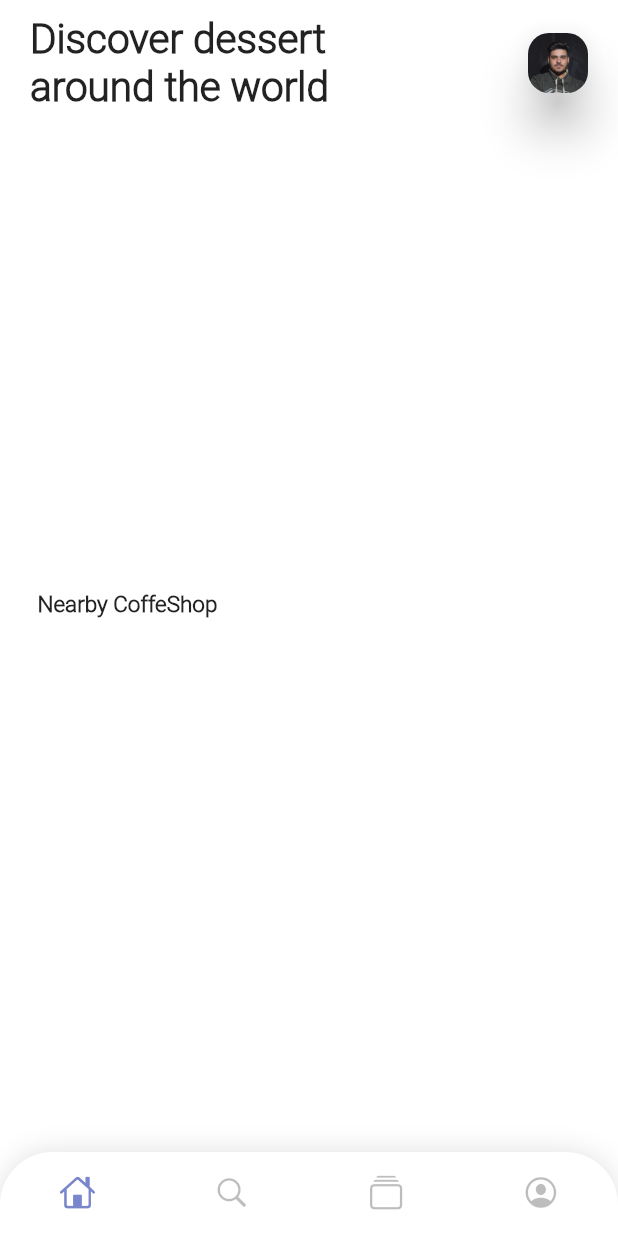
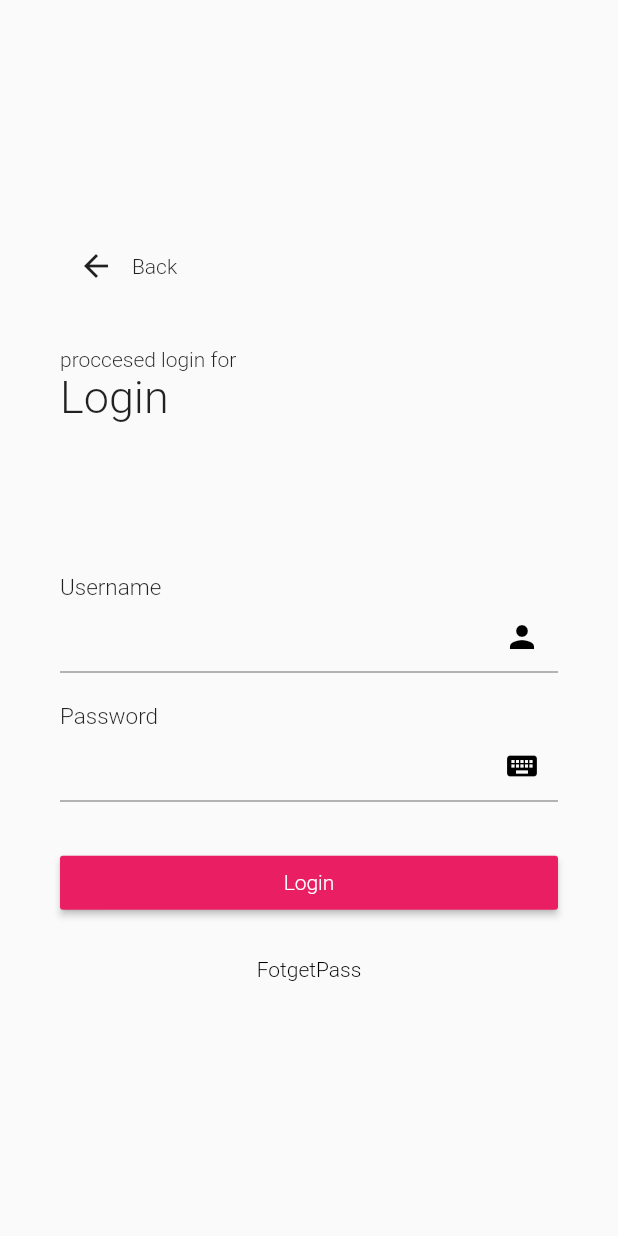
Before and after one commit to mahmoud-eslami/dessert_time, a Flutter app: the screen it shows after launch, on a phone screen of 412 x 824 dp. Run offline on Flutter 3.47's test engine with Material 2 defaults, Android fonts, the phone set to English and light mode, and no system bars; our stand-ins replace bloc, dio, equatable, flutter_bloc.

Commit message:
test commit

```diff
--- a/lib/main.dart
+++ b/lib/main.dart
@@ -21,8 +21,94 @@ class MyApp extends StatelessWidget {
         debugShowCheckedModeBanner: false,
         title: 'Dessert Time',
         theme: mainTheme,
-        home: Home(),
+        home: CustomWidget(),
       ),
     );
   }
 }
+
+class CustomWidget extends StatelessWidget {
+  @override
+  Widget build(BuildContext context) {
+    return Scaffold(
+      body: Padding(
+        padding: EdgeInsets.symmetric(horizontal: 40),
+        child: Column(
+          crossAxisAlignment: CrossAxisAlignment.start,
+          mainAxisAlignment: MainAxisAlignment.center,
+          children: <Widget>[
+            Row(
+              children: <Widget>[
+                IconButton(icon: Icon(Icons.arrow_back), onPressed: (){}),
+                Text('Back')
+              ],
+            ),
+            //**************************************************
+
+
+            //here add Image Widget
+            //**************************************************
+
+            SizedBox(
+              height: 30,
+            ),
+            Text("proccesed login for"),
+            Text(
+              "Login",
+              style: TextStyle(fontSize: 30),
+            ),
+            SizedBox(
+              height: 100,
+            ),
+            Text('Username',style: TextStyle(fontSize: 15),),
+            TextField(
+              decoration: InputDecoration(
+                  suffixIcon: Icon(
+                    Icons.person,
+                    color: Colors.black,
+                  )),
+            ),
+            SizedBox(
+              height: 20,
+            ),
+            Text('Password',style: TextStyle(fontSize: 15),),
+            TextField(
+              decoration: InputDecoration(
+                  suffixIcon: Icon(
+                    Icons.keyboard,
+                    color: Colors.black,
+                  )),
+            ),
+            SizedBox(
+              height: 30,
+            ),
+            Center(
+              child: SizedBox(
+                width: MediaQuery.of(context).size.width,
+                child: RaisedButton(
+                  onPressed: () {},
+                  splashColor: Colors.pink,
+                  color: Colors.pink,
+                  textColor: Colors.white,
+                  child: Text("Login"),
+                ),
+              ),
+            ),
+
+            SizedBox(
+              height: 10,
+            ),
+            Center(
+              child: FlatButton(
+                onPressed: () {},
+                child: Text("FotgetPass"),
+                textColor: Colors.black,
+                color: Colors.transparent,
+              ),
+            )
+          ],
+        ),
+      ),
+    );
+  }
+}
```
